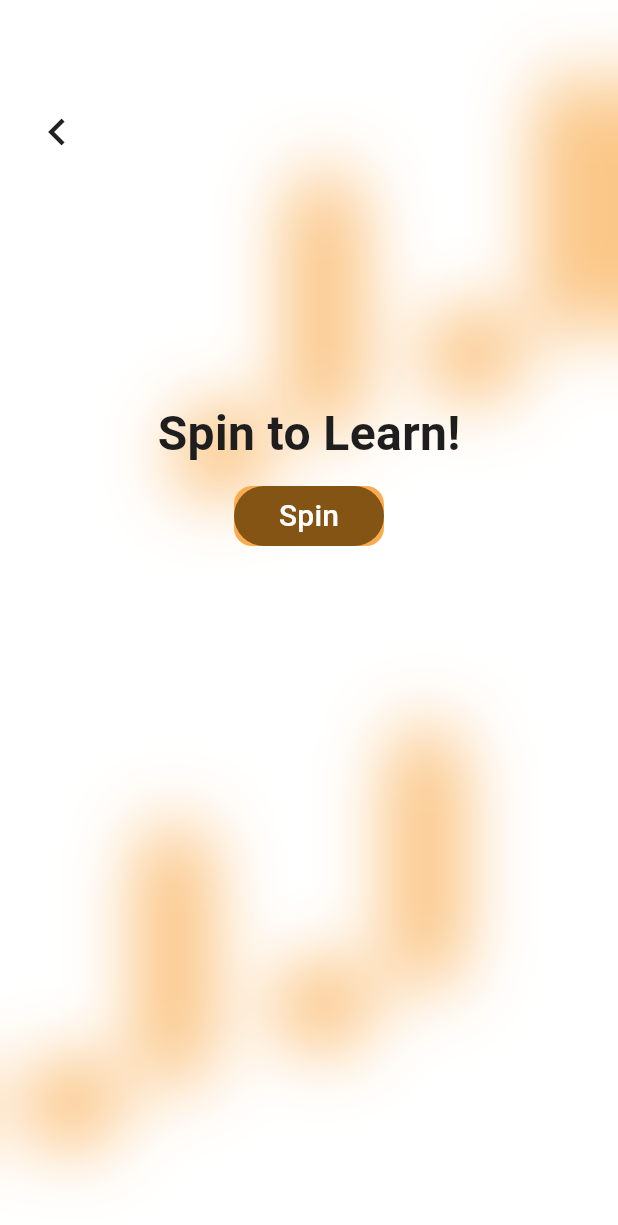
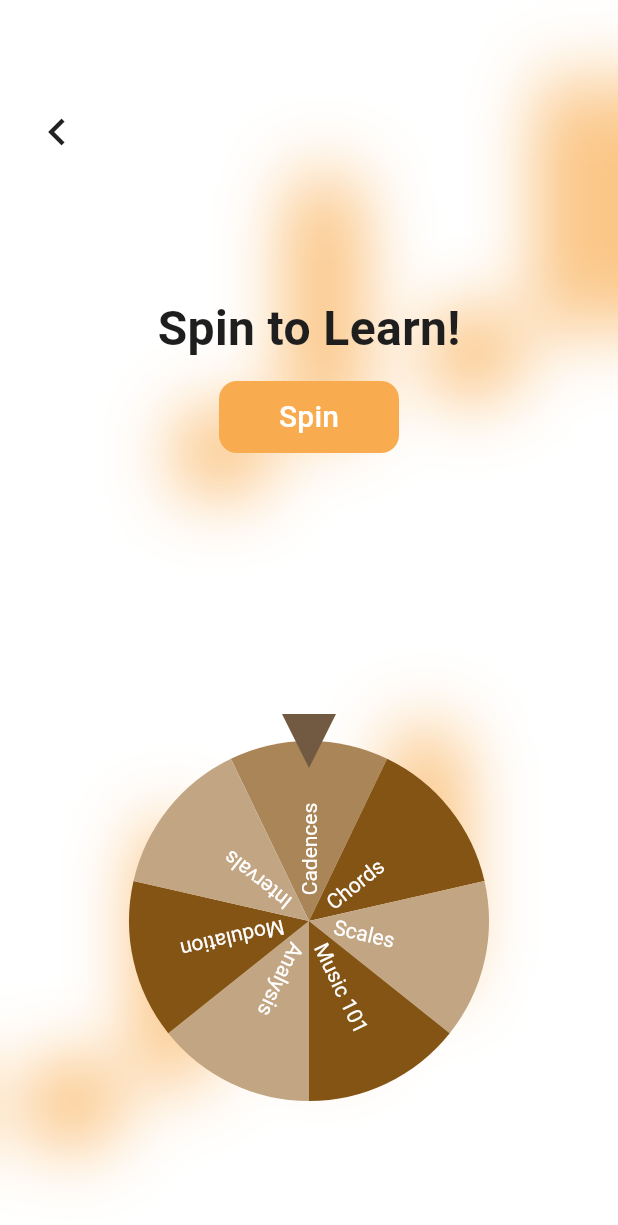
Before and after one commit to irishmango/moza_draft, a Flutter app: the QuizWheelScreen screen opened directly, on a phone screen of 412 x 824 dp. Shown: the top 1225 px of the screen. Run offline on Flutter 3.47's test engine with Material 3 defaults, Android fonts, the phone set to English and light mode, and no system bars; drawn by our look-alikes of flutter_fortune_wheel; statements that could not run were skipped.

Commit message:
added basic version of quiz wheel

```diff
--- a/lib/main.dart
+++ b/lib/main.dart
@@ -24,7 +24,7 @@ class Home extends StatelessWidget {
   Widget build(BuildContext context) {
     return MaterialApp(
       home:
-      DashboardScreen()
+      // DashboardScreen()
       // TopicsScreen()
       // TopicDetails()
       // Center(child: ChapterCard())
--- a/lib/screens/quiz_wheel_screen.dart
+++ b/lib/screens/quiz_wheel_screen.dart
@@ -1,11 +1,42 @@
-
+import 'dart:async';
+import 'dart:math';
 import 'package:flutter/material.dart';
 import 'package:moza_draft/theme.dart';
 import 'package:moza_draft/widgets/menu_background.dart';
 import 'package:moza_draft/widgets/page_title_nav.dart';
+import 'package:moza_draft/widgets/fortune_spinner.dart';
 
-class QuizWheelScreen extends StatelessWidget {
+class QuizWheelScreen extends StatefulWidget {
   const QuizWheelScreen({super.key});
+
+  @override
+  State<QuizWheelScreen> createState() => _QuizWheelScreenState();
+}
+
+class _QuizWheelScreenState extends State<QuizWheelScreen> {
+  final StreamController<int> controller = StreamController<int>();
+  final _random = Random();
+
+  final List<String> topics = [
+    "Cadences",
+    "Chords",
+    "Scales",
+    "Music 101",
+    "Analysis",
+    "Modulation",
+    "Intervals"
+  ];
+
+  void spinWheel() {
+    final selectedIndex = _random.nextInt(topics.length);
+    controller.add(selectedIndex);
+  }
+
+  @override
+  void dispose() {
+    controller.close();
+    super.dispose();
+  }
 
   @override
   Widget build(BuildContext context) {
@@ -13,39 +44,44 @@ class QuizWheelScreen extends StatelessWidget {
       backgroundColor: Colors.white,
       body: Stack(
         children: [
-          // Background
-          MenuBackground(),
-
-          // Foreground
-          SingleChildScrollView(
-            child: Padding(
+          const MenuBackground(),
+          Padding(
             padding: const EdgeInsets.symmetric(vertical: 60, horizontal: 20),
             child: Column(
               children: [
                 PageTitleNav(title: ""),
-                  SizedBox(height: 150,),
-                  Text("Spin to Learn!",
-                  style: TextStyle(
-                    fontSize: 32,
-                    fontWeight: FontWeight.bold
-                  ),),
-                  SizedBox(height: 12,),
-                  Container(
-                    height: 40,
-                    width: 100,
-                    decoration: BoxDecoration(
+                const SizedBox(height: 80),
+                const Text(
+                  "Spin to Learn!",
+                  style: TextStyle(fontSize: 32, fontWeight: FontWeight.bold),
+                ),
+                const SizedBox(height: 12),
+                SizedBox(
+                  height: 48,
+                  width: 120,
+                  child: FilledButton(
+                    style: FilledButton.styleFrom(
+                      backgroundColor: AppColors.appOrange,
+                      shape: RoundedRectangleBorder(
                         borderRadius: BorderRadius.circular(12),
-                      color: AppColors.appOrange
                       ),
-                    child: FilledButton(
-                      onPressed: () {},
-                      child: Text("Spin", style: TextStyle(fontSize: 20),))),
-
+                    ),
+                    onPressed: spinWheel,
+                    child: const Text(
+                      "Spin",
+                      style: TextStyle(fontSize: 20),
+                    ),
+                  ),
+                ),
+                Expanded(child: SizedBox()),
+                FortuneSpinner(
+                  selectedIndexStream: controller.stream,
+                ),
 
               ],
             ),
-            )
-      )],
+          ),
+        ],
       ),
     );
   }
--- a/lib/screens/topics_all.dart
+++ b/lib/screens/topics_all.dart
@@ -37,7 +37,7 @@ class TopicsScreen extends StatelessWidget {
                           TopicCard(title: "Ear Training", color: Color(0xFFF8765D)),
                           TopicCard(title: "Chords", color: Color(0xFFF9AC4F)),
                           TopicCard(title: "Music 101", color: Color(0xFF3C79D0)),
-                          TopicCard(title: "Cadences", color: Color(0xFF5CB573)),
+                          TopicCard(title: "Bach Chorales", color: Color(0xFF5CB573)),
                           TopicCard(title: "Ear Training", color: const Color.fromARGB(255, 200, 177, 146)),
                           TopicCard(title: "Chords", color: Colors.teal),
                           TopicCard(title: "Music 101", color: Colors.deepPurple),
--- /dev/null
+++ b/lib/widgets/fortune_spinner.dart
@@ -0,0 +1,29 @@
+import 'package:flutter/material.dart';
+import 'package:flutter_fortune_wheel/flutter_fortune_wheel.dart';
+import 'dart:math';
+
+class FortuneSpinner extends StatelessWidget {
+  final List<String> items = ["Cadences", "Chords", "Scales", "Music 101", "Analysis", "Modulation", "Intervals"];
+  final Stream<int> selectedIndexStream;
+  final double height;
+
+  FortuneSpinner({
+    required this.selectedIndexStream,
+    this.height = 300,
+    super.key,
+  });
+
+  @override
+  Widget build(BuildContext context) {
+    return SizedBox(
+      height: height,
+      child: FortuneWheel(
+        selected: selectedIndexStream,
+        items: [
+          for (var item in items) FortuneItem(child: Text(item)),
+        ],
+        animateFirst: false,
+      ),
+    );
+  }
+}
--- a/pubspec.yaml
+++ b/pubspec.yaml
@@ -30,6 +30,7 @@ environment:
 dependencies:
   flutter:
     sdk: flutter
+  flutter_fortune_wheel: ^1.2.0
 
   # The following adds the Cupertino Icons font to your application.
   # Use with the CupertinoIcons class for iOS style icons.
```
Also changed, not shown: lib/sandbox.dart (+24 -5 lines), lib/screens/lesson_screen.dart (+28 -22 lines), lib/screens/topic_details_screen.dart (+2 -28 lines), lib/widgets/header_expand.dart (added, +44 -0 lines), lib/widgets/topics_widgets/chapter_card.dart (+2 -9 lines), lib/widgets/topics_widgets/topic_card.dart (+16 -19 lines), lib/widgets/topics_widgets/topic_main_card.dart (+9 -7 lines), assets/img/login_bg.png (added), lib/widgets/quiz_wheel.dart (deleted), pubspec.lock. Lines whose indentation alone changed are shown as unchanged.
